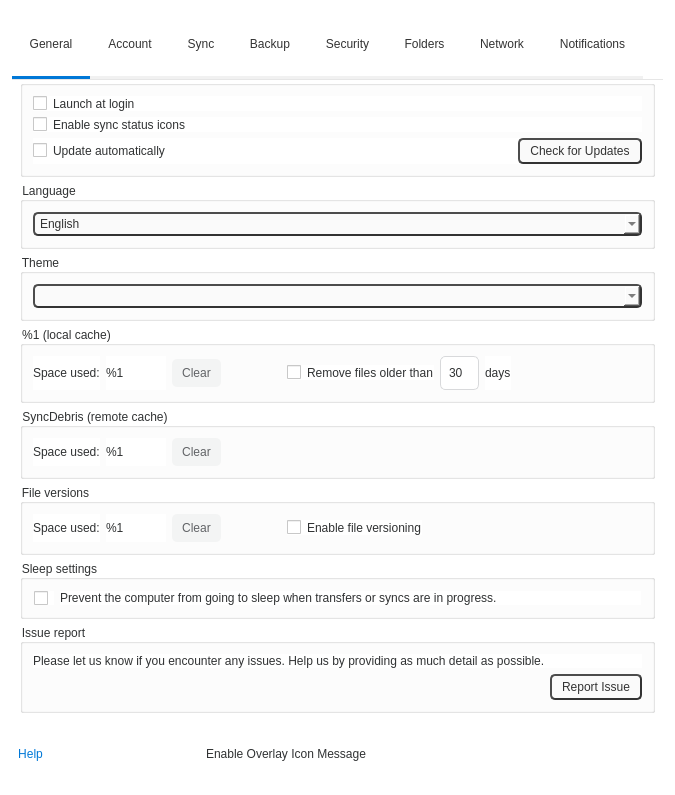
The window that src/MEGASync/gui/linux/SettingsDialog.ui (meganz/MEGAsync) describes before a commit, drawn with Qt 5.
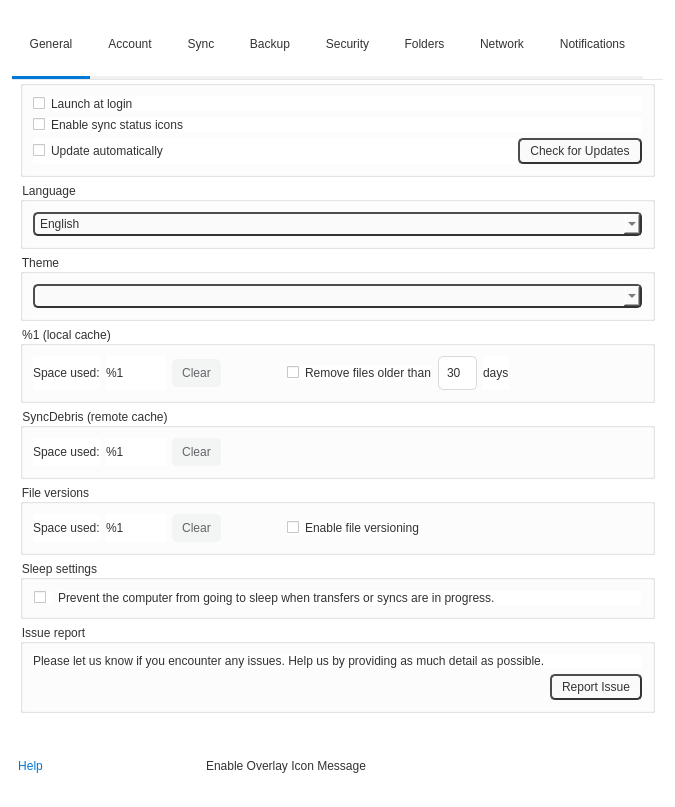
The same window after the commit. Icons and pictures are not drawn. Custom widgets are drawn as their Qt base class.

Commit message: SNC-451 : Added theme token parser and new icons for checkbox dark theme.

```diff
--- a/src/MEGASync/gui/linux/SettingsDialog.ui
+++ b/src/MEGASync/gui/linux/SettingsDialog.ui
@@ -7,7 +7,7 @@
     <x>0</x>
     <y>0</y>
     <width>675</width>
-    <height>769</height>
+    <height>807</height>
    </rect>
   </property>
   <property name="contextMenuPolicy">
@@ -26,19 +26,19 @@
 
 QCheckBox::indicator
 {
-height: 14px;
-width: 14px;
+height: 12px;
+width: 12px;
 }
 
 QCheckBox::indicator:checked
 {
 padding: 2px;
 border-style: solid;
-border-color: black;
+border-color: #04101E;
 border-width: 2px;
 border-radius: 4px;
-background-color: black;
-image: url(:/images/themed/light/checkbox_checked_light.svg);
+background-color: #04101E; /*colorToken.button-primary*/
+image: url(:/images/themed/light/checkbox_checked.svg); /*replaceThemeToken*/
 image-width:8px;
 image-height:6px;
 }
@@ -47,11 +47,11 @@
 {
 padding: 2px;
 border-style: solid;
-border-color: black;
+border-color: #04101E;
 border-width: 2px;
 border-radius: 4px;
-background-color: white;
-image: url(:/images/themed/light/checkbox_checked_light.svg);
+background-color: #f3f4f4;
+image: url(:/images/themed/light/checkbox_checked.svg); /*replaceThemeToken*/
 image-width:8px;
 image-height:6px;
 }
```
The commit also changes 6 other files.
